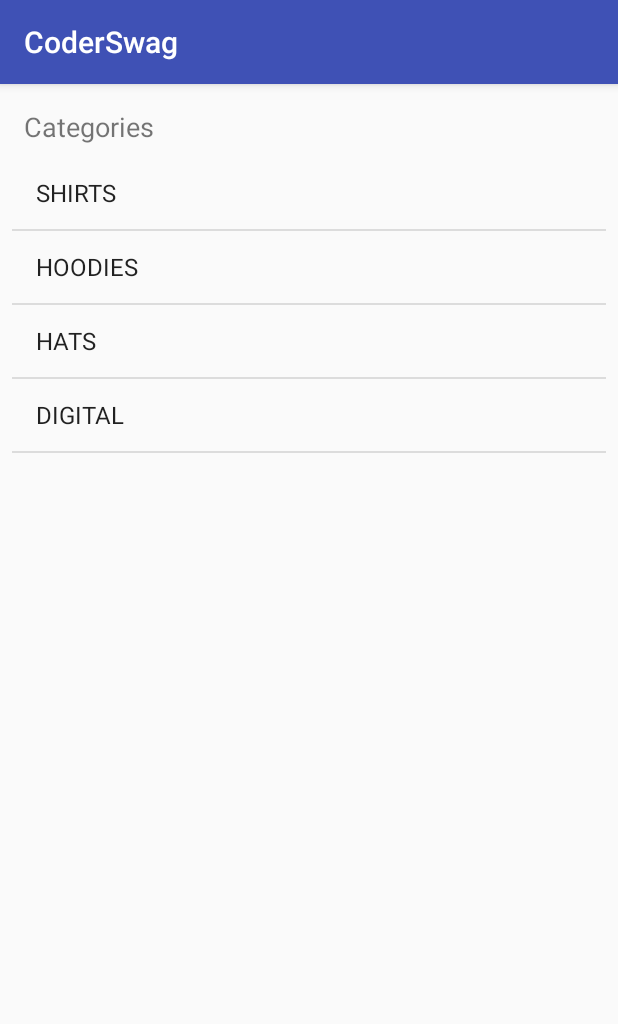
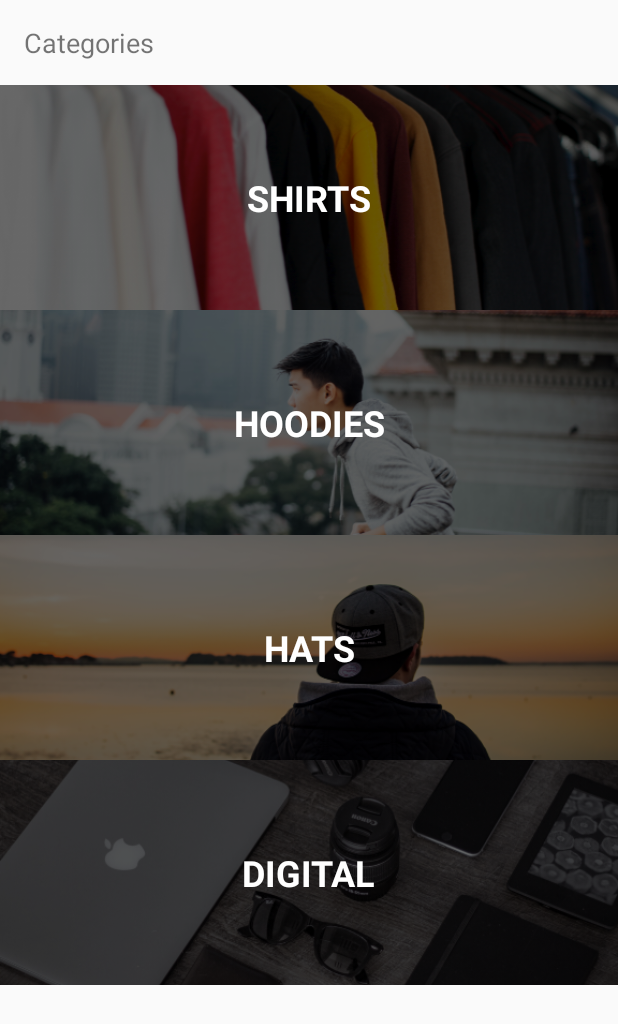
Before and after one commit to muh-azharudheen/CoderSwag, an Android app: the screen it shows after launch (MainActivity), on a phone screen of 412 x 824 dp. Shown: the top 1024 px of the screen. Run offline under Robolectric (Android 15) with nearby library versions, the phone set to English and light mode, and no system bars.

Commit message:
lesson-03

```diff
--- /dev/null
+++ b/app/src/main/java/com/azharudhen/coderswag/Adapters/CategoryAdapter.kt
@@ -0,0 +1,49 @@
+package com.azharudhen.coderswag.Adapters
+
+import android.content.Context
+import android.view.LayoutInflater
+import android.view.View
+import android.view.ViewGroup
+import android.widget.BaseAdapter
+import android.widget.ImageView
+import android.widget.TextView
+import com.azharudhen.coderswag.Model.Category
+import com.azharudhen.coderswag.R
+
+/**
+ * Created by mac on 11/23/17.
+ */
+class CategoryAdapter  (context: Context, categories: List<Category>): BaseAdapter(){
+
+    val context = context
+    val categories = categories
+
+
+    override fun getView(position: Int, convertView: View?, parent: ViewGroup?): View {
+        val categoryView: View
+
+        categoryView = LayoutInflater.from(context).inflate(R.layout.category_list_item, null)
+        val categoryImage: ImageView = categoryView.findViewById(R.id.categoryImage)
+        val categoryName : TextView = categoryView.findViewById(R.id.categoryName)
+        val category = categories[position]
+        val resourceId = context.resources.getIdentifier(category.image,"drawable",context.packageName)
+        categoryImage.setImageResource(resourceId)
+        categoryName.text = category.title
+
+        return  categoryView
+    }
+
+    override fun getItem(position: Int): Any {
+        return categories[position]
+    }
+
+    override fun getItemId(position: Int): Long {
+        return 0
+    }
+
+    override fun getCount(): Int {
+        return categories.count()
+    }
+
+
+}
--- a/app/src/main/java/com/azharudhen/coderswag/Controller/MainActivity.kt
+++ b/app/src/main/java/com/azharudhen/coderswag/Controller/MainActivity.kt
@@ -3,6 +3,7 @@ package com.azharudhen.coderswag.Controller
 import android.support.v7.app.AppCompatActivity
 import android.os.Bundle
 import android.widget.ArrayAdapter
+import com.azharudhen.coderswag.Adapters.CategoryAdapter
 import com.azharudhen.coderswag.Model.Category
 import com.azharudhen.coderswag.R
 import com.azharudhen.coderswag.Services.DataService
@@ -10,15 +11,13 @@ import kotlinx.android.synthetic.main.activity_main.*
 
 class MainActivity : AppCompatActivity() {
 
-    lateinit var adapter: ArrayAdapter<Category>
+    lateinit var adapter: CategoryAdapter
 
     override fun onCreate(savedInstanceState: Bundle?) {
         super.onCreate(savedInstanceState)
         setContentView(R.layout.activity_main)
 
-        adapter = ArrayAdapter(this,
-                android.R.layout.simple_list_item_1,
-                DataService.categories)
+        adapter = CategoryAdapter(this, DataService.categories)
         categoryListView.adapter = adapter
     }
 }
--- a/app/src/main/res/layout/activity_main.xml
+++ b/app/src/main/res/layout/activity_main.xml
@@ -21,13 +21,14 @@
         android:id="@+id/categoryListView"
         android:layout_width="0dp"
         android:layout_height="0dp"
-        android:layout_marginEnd="8dp"
-        android:layout_marginStart="8dp"
-        android:layout_marginTop="8dp"
+        android:layout_marginEnd="0dp"
+        android:layout_marginStart="0dp"
+        android:layout_marginTop="16dp"
         app:layout_constraintBottom_toBottomOf="parent"
         app:layout_constraintEnd_toEndOf="parent"
         app:layout_constraintHorizontal_bias="0.0"
         app:layout_constraintStart_toStartOf="parent"
-        app:layout_constraintTop_toBottomOf="@+id/textView" />
+        app:layout_constraintTop_toBottomOf="@+id/textView"
+        android:divider="@null"/>
 
 </android.support.constraint.ConstraintLayout>
--- a/app/src/main/res/layout/category_list_item.xml
+++ b/app/src/main/res/layout/category_list_item.xml
@@ -7,7 +7,7 @@
     android:layout_height="150dp">
 
     <ImageView
-        android:id="@+id/categoryName"
+        android:id="@+id/categoryImage"
         android:layout_width="0dp"
         android:layout_height="150dp"
         android:scaleType="centerCrop"
@@ -18,7 +18,7 @@
         app:srcCompat="@drawable/hatimage" />
 
     <TextView
-        android:id="@+id/textView2"
+        android:id="@+id/categoryName"
         android:layout_width="wrap_content"
         android:layout_height="wrap_content"
         android:layout_marginBottom="8dp"
@@ -28,9 +28,9 @@
         android:textColor="@android:color/background_light"
         android:textSize="24sp"
         android:textStyle="bold"
-        app:layout_constraintBottom_toBottomOf="@+id/categoryName"
-        app:layout_constraintEnd_toEndOf="@+id/categoryName"
-        app:layout_constraintStart_toStartOf="@+id/categoryName"
-        app:layout_constraintTop_toTopOf="@+id/categoryName"
+        app:layout_constraintBottom_toBottomOf="@+id/categoryImage"
+        app:layout_constraintEnd_toEndOf="@+id/categoryImage"
+        app:layout_constraintStart_toStartOf="@+id/categoryImage"
+        app:layout_constraintTop_toTopOf="@+id/categoryImage"
         tools:text="HATS" />
 </android.support.constraint.ConstraintLayout>
--- a/app/src/main/res/values/styles.xml
+++ b/app/src/main/res/values/styles.xml
@@ -1,7 +1,7 @@
 <resources>
 
     <!-- Base application theme. -->
-    <style name="AppTheme" parent="Theme.AppCompat.Light.DarkActionBar">
+    <style name="AppTheme" parent="Theme.AppCompat.Light.NoActionBar">
         <!-- Customize your theme here. -->
         <item name="colorPrimary">@color/colorPrimary</item>
         <item name="colorPrimaryDark">@color/colorPrimaryDark</item>
```
